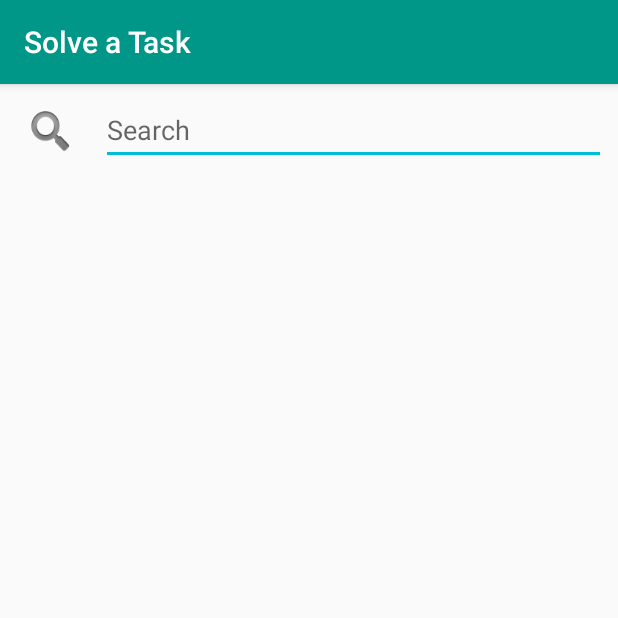
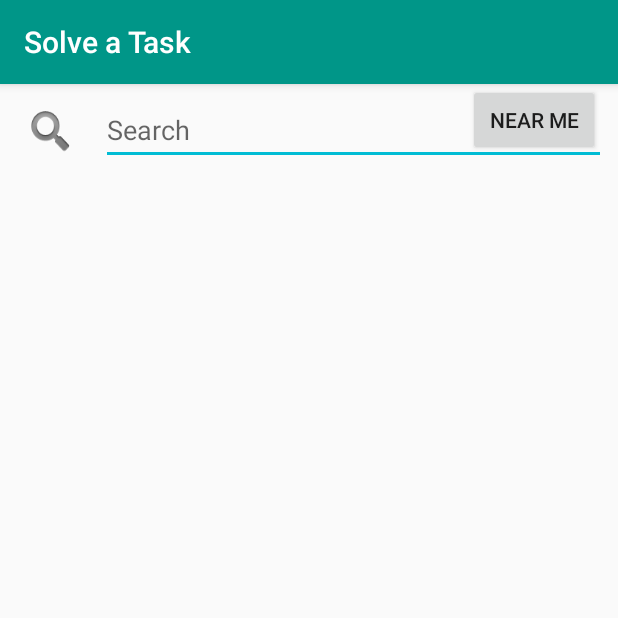
Before and after one commit to CMPUT301W18T20/FunkyTasks, an Android app: the SolveTaskActivity screen opened directly, with no data from a screen before it, on a phone screen of 412 x 824 dp, the top half of it. Run offline under Robolectric (Android 15) with nearby library versions, the phone set to English and light mode, and no system bars; 1 statement that could not run was skipped.

Commit message:
Beginning of nearby tasks functionality

```diff
--- a/app/src/main/AndroidManifest.xml
+++ b/app/src/main/AndroidManifest.xml
@@ -70,6 +70,8 @@
         <activity android:name=".BaseActivity" />
         <activity android:name=".RateActivity"></activity>
         <activity android:name=".DisplayMap"></activity>
+        <activity android:name=".DisplayNearbyTasks"></activity>
+
 
         <provider
             android:name="android.support.v4.content.FileProvider"
--- a/app/src/main/java/com/example/android/funkytasks/EditDashboardRequestedTask.java
+++ b/app/src/main/java/com/example/android/funkytasks/EditDashboardRequestedTask.java
@@ -286,6 +286,12 @@ public class EditDashboardRequestedTask extends BaseActivity {
 
     String mCurrentPhotoPath;
 
+    /**
+     * This function creates the image file to be stored by the task object.
+     *
+     * @return a file holding the image to be stored
+     * @throws IOException throws an exception when the file stream can not be established
+     */
     private File createImageFile() throws IOException {
         // Create an image file name
         String timeStamp = new SimpleDateFormat("yyyyMMdd_HHmmss").format(new Date());
--- a/app/src/main/java/com/example/android/funkytasks/SolveTaskActivity.java
+++ b/app/src/main/java/com/example/android/funkytasks/SolveTaskActivity.java
@@ -76,6 +76,15 @@ public class SolveTaskActivity extends BaseActivity {
 
 
         final EditText search = findViewById(R.id.search);
+
+        Button nearby = findViewById(R.id.viewNearby);
+        nearby.setOnClickListener(new View.OnClickListener() {
+            @Override
+            public void onClick(View view) {
+                Intent intent = new Intent (SolveTaskActivity.this, DisplayNearbyTasks.class);
+                startActivity(intent);
+            }
+        });
 
         Button searchButton = findViewById(R.id.searchButton);
 
--- a/app/src/main/res/layout/activity_solve_task.xml
+++ b/app/src/main/res/layout/activity_solve_task.xml
@@ -5,6 +5,24 @@
     android:layout_width="match_parent"
     android:layout_height="match_parent"
     tools:context="com.example.android.funkytasks.SolveTaskActivity">
+
+
+    <RelativeLayout
+        android:layout_width="match_parent"
+        android:layout_height="match_parent">
+
+        <Button
+            android:id="@+id/viewNearby"
+            android:layout_width="wrap_content"
+            android:layout_height="wrap_content"
+            android:layout_alignParentEnd="true"
+            android:layout_alignParentTop="true"
+            android:layout_marginRight="12dp"
+            android:layout_weight="1"
+            android:text="Near Me"
+            app:layout_constraintRight_toRightOf="parent"
+            tools:layout_editor_absoluteY="8dp" />
+    </RelativeLayout>
 
     <EditText
         android:id="@+id/search"
@@ -51,4 +69,6 @@
         app:layout_constraintTop_toTopOf="parent"
         app:layout_constraintVertical_bias="0.3" />
 
+
+
 </android.support.constraint.ConstraintLayout>
```
Also changed, not shown: app/src/main/java/com/example/android/funkytasks/DisplayMap.java (+22 -1 lines), app/src/main/java/com/example/android/funkytasks/DisplayNearbyTasks.java (added, +213 -0 lines), app/src/main/res/layout/activity_maps_nearby.xml (added, +21 -0 lines).
